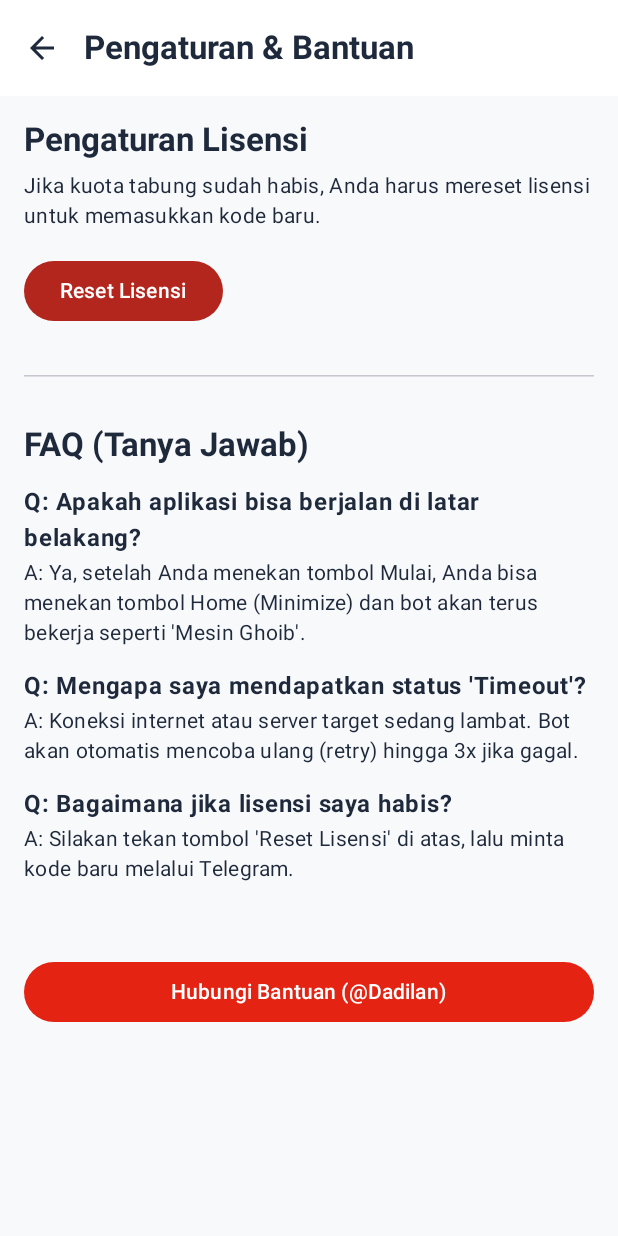
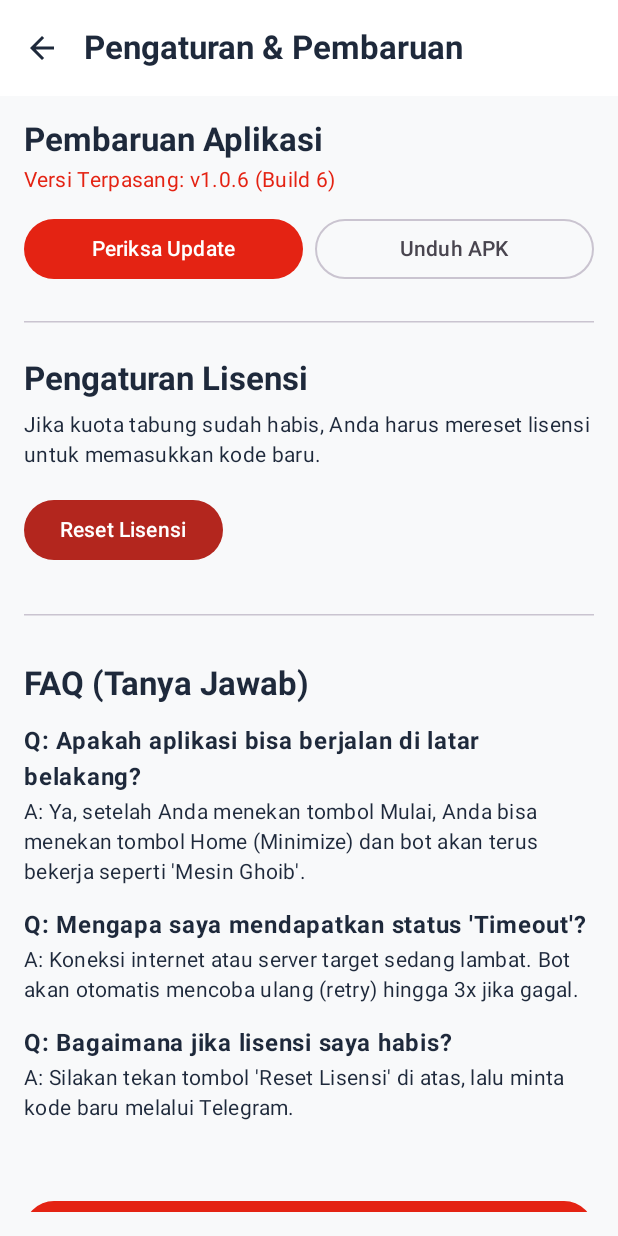
Before and after one commit to TheMask112/Map_Pertamina_Bot, an Android app built with Jetpack Compose: the composable SettingsScreen shown on its own in the app's theme, on a phone screen of 412 x 824 dp. Run offline under Robolectric (Android 15) with nearby library versions, the light colour scheme and no system bars.

Commit message:
feat(release): release v1.0.6 with in-app check update button, TTL form auto-fill fix, and precision scroll click

```diff
--- a/Map_Pertamina_Bot_Android/app/build.gradle.kts
+++ b/Map_Pertamina_Bot_Android/app/build.gradle.kts
@@ -11,8 +11,8 @@ android {
         applicationId = "com.mapbot.pertamina"
         minSdk = 26
         targetSdk = 35
-        versionCode = 5
-        versionName = "1.0.5"
+        versionCode = 6
+        versionName = "1.0.6"
 
         vectorDrawables {
             useSupportLibrary = true
--- a/Map_Pertamina_Bot_Android/app/src/main/java/com/mapbot/pertamina/ui/screens/SettingsScreen.kt
+++ b/Map_Pertamina_Bot_Android/app/src/main/java/com/mapbot/pertamina/ui/screens/SettingsScreen.kt
@@ -14,7 +14,10 @@ import androidx.compose.ui.Modifier
 import androidx.compose.ui.platform.LocalContext
 import androidx.compose.ui.text.font.FontWeight
 import androidx.compose.ui.unit.dp
+import android.widget.Toast
+import com.mapbot.pertamina.BuildConfig
 import com.mapbot.pertamina.MainActivity
+import com.mapbot.pertamina.util.AutoUpdater
 import com.mapbot.pertamina.util.LicenseManager
 
 @OptIn(ExperimentalMaterial3Api::class)
@@ -23,6 +26,30 @@ fun SettingsScreen(onNavigateBack: () -> Unit) {
     val context = LocalContext.current
     val scrollState = rememberScrollState()
     var showResetDialog by remember { mutableStateOf(false) }
+    var isCheckingUpdate by remember { mutableStateOf(false) }
+    var updateAvailableUrl by remember { mutableStateOf<String?>(null) }
+
+    if (updateAvailableUrl != null) {
+        AlertDialog(
+            onDismissRequest = { updateAvailableUrl = null },
+            title = { Text("Pembaruan Tersedia") },
+            text = { Text("Versi terbaru MAP Bot telah tersedia. Ingin mengunduh dan memasang pembaruan sekarang?") },
+            confirmButton = {
+                Button(onClick = {
+                    val url = updateAvailableUrl!!
+                    updateAvailableUrl = null
+                    AutoUpdater.downloadAndInstallUpdate(context, url)
+                }) {
+                    Text("Unduh & Pasang")
+                }
+            },
+            dismissButton = {
+                TextButton(onClick = { updateAvailableUrl = null }) {
+                    Text("Nanti")
+                }
+            }
+        )
+    }
 
     if (showResetDialog) {
         AlertDialog(
@@ -52,7 +79,7 @@ fun SettingsScreen(onNavigateBack: () -> Unit) {
     Scaffold(
         topBar = {
             TopAppBar(
-                title = { Text("Pengaturan & Bantuan") },
+                title = { Text("Pengaturan & Pembaruan") },
                 navigationIcon = {
                     IconButton(onClick = onNavigateBack) {
                         Icon(Icons.Filled.ArrowBack, contentDescription = "Kembali")
@@ -69,6 +96,52 @@ fun SettingsScreen(onNavigateBack: () -> Unit) {
                 .verticalScroll(scrollState),
             horizontalAlignment = Alignment.Start
         ) {
+            // Section Pembaruan Aplikasi
+            Text("Pembaruan Aplikasi", style = MaterialTheme.typography.titleLarge, fontWeight = FontWeight.Bold)
+            Spacer(modifier = Modifier.height(4.dp))
+            Text("Versi Terpasang: v${BuildConfig.VERSION_NAME} (Build ${BuildConfig.VERSION_CODE})", style = MaterialTheme.typography.bodyMedium, color = MaterialTheme.colorScheme.primary)
+            Spacer(modifier = Modifier.height(12.dp))
+
+            Row(modifier = Modifier.fillMaxWidth(), horizontalArrangement = Arrangement.spacedBy(8.dp)) {
+                Button(
+                    onClick = {
+                        isCheckingUpdate = true
+                        AutoUpdater.checkForUpdates(context, BuildConfig.VERSION_CODE) { hasUpdate, apkUrl ->
+                            (context as? android.app.Activity)?.runOnUiThread {
+                                isCheckingUpdate = false
+                                if (hasUpdate && apkUrl != null) {
+                                    updateAvailableUrl = apkUrl
+                                } else {
+                                    Toast.makeText(context, "Aplikasi sudah versi terbaru (v${BuildConfig.VERSION_NAME})", Toast.LENGTH_SHORT).show()
+                                }
+                            }
+                        }
+                    },
+                    modifier = Modifier.weight(1f),
+                    enabled = !isCheckingUpdate
+                ) {
+                    Text(if (isCheckingUpdate) "Memeriksa..." else "Periksa Update")
+                }
+
+                OutlinedButton(
+                    onClick = {
+                        try {
+                            val intent = Intent(Intent.ACTION_VIEW, Uri.parse("https://github.com/TheMask112/Map_Pertamina_Bot/releases/latest"))
+                            context.startActivity(intent)
+                        } catch (e: Exception) {
+                            e.printStackTrace()
+                        }
+                    },
+                    modifier = Modifier.weight(1f)
+                ) {
+                    Text("Unduh APK")
+                }
+            }
+
+            Spacer(modifier = Modifier.height(24.dp))
+            HorizontalDivider()
+            Spacer(modifier = Modifier.height(24.dp))
+
             Text("Pengaturan Lisensi", style = MaterialTheme.typography.titleLarge, fontWeight = FontWeight.Bold)
             Spacer(modifier = Modifier.height(8.dp))
             Text("Jika kuota tabung sudah habis, Anda harus mereset lisensi untuk memasukkan kode baru.", style = MaterialTheme.typography.bodyMedium)
```
Also changed, not shown: 2 other files.
